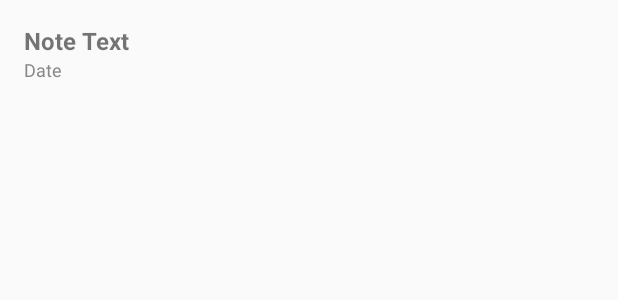
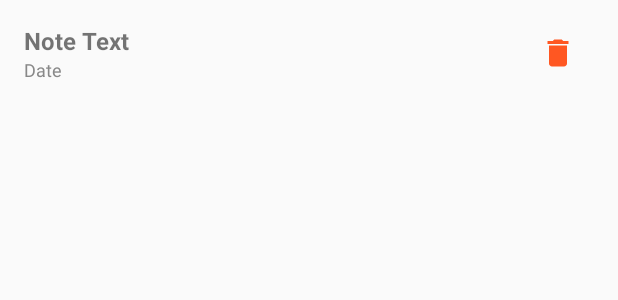
Before and after one commit to yunakam/time_capsule, an Android app built with Jetpack Compose: the layout note_item.xml on its own in the app's theme, with its tools: preview values and no code run, on a phone screen of 412 x 824 dp. Shown: the top 300 px of the screen. Run offline under Robolectric (Android 15) with nearby library versions, the phone set to English and light mode, and no system bars.

Commit message:
Added Delete icon to note items, changed the date format, recycler view showing only five lines of each note

```diff
--- /dev/null
+++ b/app/src/main/res/drawable/ic_delete.xml
@@ -0,0 +1,5 @@
+<vector xmlns:android="http://schemas.android.com/apk/res/android" android:height="24dp" android:tint="#000000" android:viewportHeight="24" android:viewportWidth="24" android:width="24dp">
+
+    <path android:fillColor="@android:color/white" android:pathData="M6,19c0,1.1 0.9,2 2,2h8c1.1,0 2,-0.9 2,-2V7H6v12zM19,4h-3.5l-1,-1h-5l-1,1H5v2h14V4z"/>
+
+</vector>
--- a/app/src/main/res/layout/activity_edit_note.xml
+++ b/app/src/main/res/layout/activity_edit_note.xml
@@ -151,7 +151,7 @@
                 android:id="@+id/deleteButton"
                 android:layout_width="match_parent"
                 android:layout_height="wrap_content"
-                android:text="Delete"
+                android:text="@string/delete"
                 android:textColor="@android:color/white"
                 android:backgroundTint="#F44336"
                 android:layout_marginTop="8dp" />
--- a/app/src/main/res/layout/note_item.xml
+++ b/app/src/main/res/layout/note_item.xml
@@ -1,24 +1,45 @@
-<?xml version="1.0" encoding="utf-8"?>
-<LinearLayout xmlns:android="http://schemas.android.com/apk/res/android"
+<androidx.constraintlayout.widget.ConstraintLayout
+    xmlns:android="http://schemas.android.com/apk/res/android"
+    xmlns:app="http://schemas.android.com/apk/res-auto"
     android:layout_width="match_parent"
     android:layout_height="wrap_content"
-    android:orientation="vertical"
     android:padding="16dp">
 
     <TextView
         android:id="@+id/noteText"
-        android:layout_width="wrap_content"
+        android:layout_width="0dp"
         android:layout_height="wrap_content"
-        android:text="Note Text"
+        android:text="@string/note_text"
         android:textSize="16sp"
-        android:textStyle="bold" />
+        android:textStyle="bold"
+        app:layout_constraintStart_toStartOf="parent"
+        app:layout_constraintTop_toTopOf="parent"
+        app:layout_constraintEnd_toStartOf="@id/deleteButton"
+        android:layout_marginEnd="8dp"/>
 
     <TextView
         android:id="@+id/noteDate"
         android:layout_width="wrap_content"
         android:layout_height="wrap_content"
-        android:text="Date"
+        android:text="@string/date"
         android:textSize="12sp"
-        android:textColor="#888888" />
+        android:textColor="#888888"
+        app:layout_constraintStart_toStartOf="@id/noteText"
+        app:layout_constraintTop_toBottomOf="@id/noteText"
+        app:layout_constraintBottom_toBottomOf="parent"/>
 
-</LinearLayout>
+    <ImageButton
+        android:id="@+id/deleteButton"
+        android:layout_width="48dp"
+        android:layout_height="32dp"
+        android:src="@drawable/ic_delete"
+        android:contentDescription="@string/delete_note"
+        android:background="?attr/selectableItemBackgroundBorderless"
+        app:layout_constraintEnd_toEndOf="parent"
+        app:layout_constraintTop_toTopOf="parent"
+        app:layout_constraintBottom_toBottomOf="parent"
+        android:layout_marginEnd="0dp"
+        app:tint="?attr/colorError"
+        android:padding="12dp" />
+
+</androidx.constraintlayout.widget.ConstraintLayout>
--- a/app/src/main/res/values/strings.xml
+++ b/app/src/main/res/values/strings.xml
@@ -2,4 +2,16 @@
     <string name="app_name">TimeCapsule</string>
     <string name="close">Close</string>
     <string name="note_text_required">Note Text (required)</string>
+    <string name="delete_note">Delete</string>
+    <string name="date">Date</string>
+    <string name="note_text">Note Text</string>
+    <string name="note">Note</string>
+    <string name="author">Author</string>
+    <string name="source_title">Source Title</string>
+    <string name="source_url">Source URL</string>
+    <string name="page">Page</string>
+    <string name="publisher">Publisher</string>
+    <string name="save">Save</string>
+    <string name="tags_comma_separated">Tags (comma-separated)</string>
+    <string name="delete">Delete</string>
 </resources>
```
Also changed, not shown: app/src/main/java/com/example/timecapsule/MainActivity.kt (+25 -4 lines), app/src/main/java/com/example/timecapsule/NoteAdapter.kt (+38 -13 lines).
